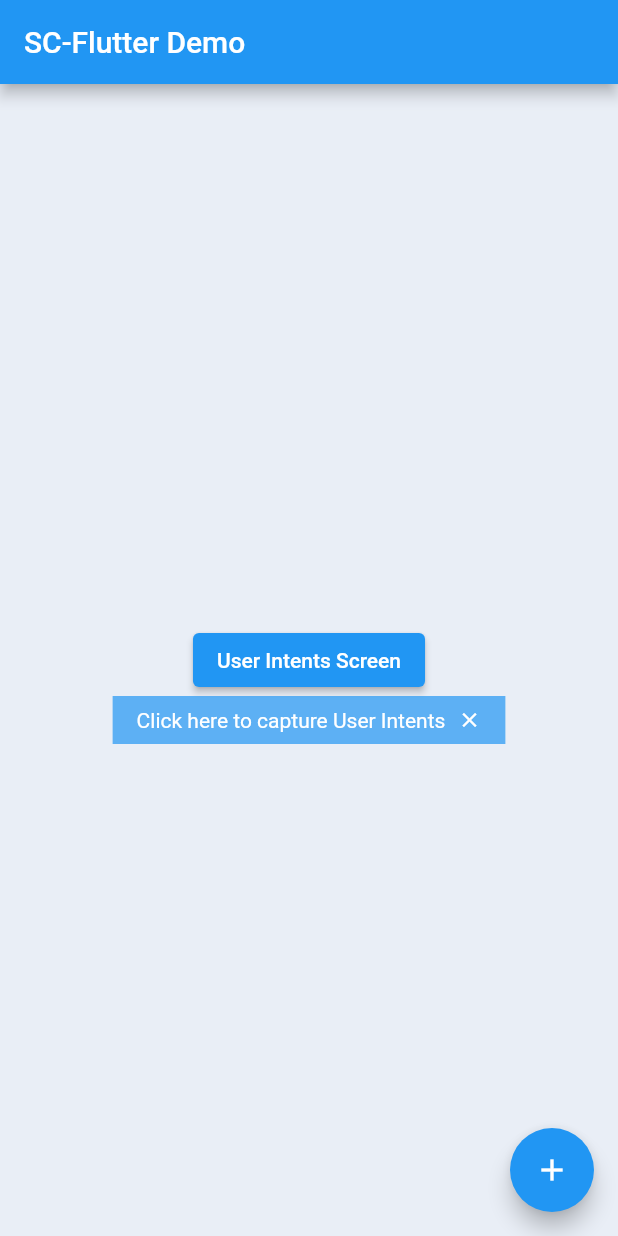
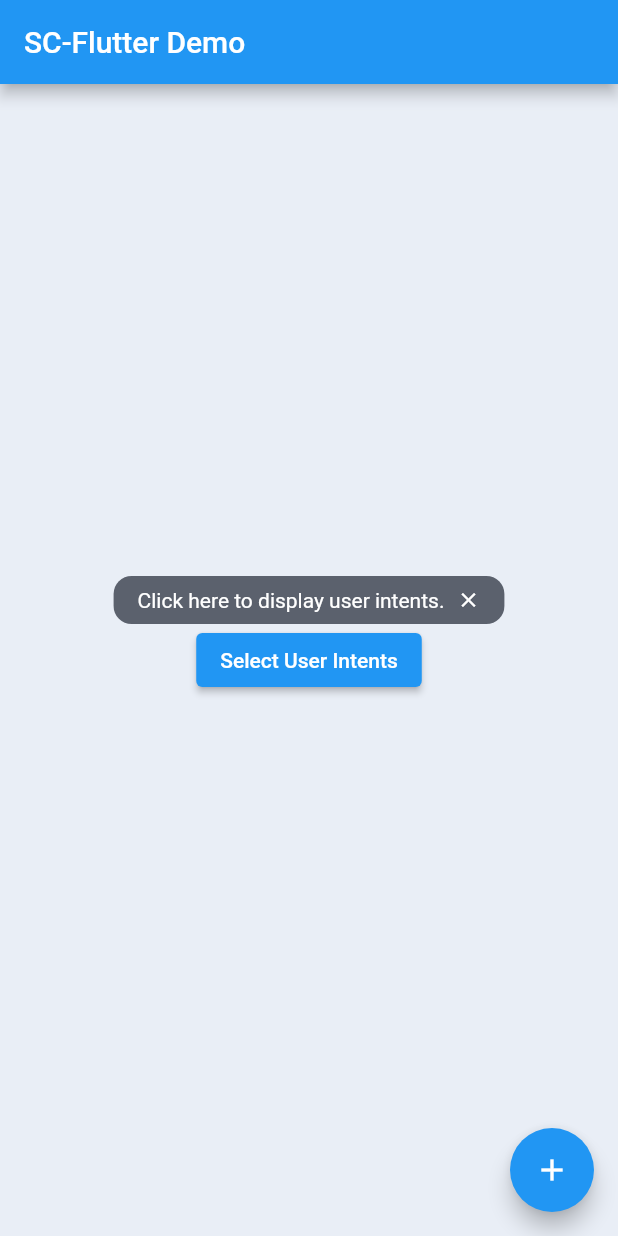
Before and after one commit to faisal-sc/hello_flutter, a Flutter app: the screen it shows after launch, on a phone screen of 412 x 824 dp. Run offline on Flutter 3.47's test engine with Material 2 defaults, Android fonts, the phone set to English and light mode, and no system bars; our stand-ins replace flutter_svg, vector_graphics.

Commit message:
code: Updated `ToolTip`

```diff
--- a/lib/constants.dart
+++ b/lib/constants.dart
@@ -2,16 +2,10 @@ import 'package:flutter/material.dart';
 
 const actionBarTitle = "SC-Flutter Demo";
 const screenTitle = "User Intents";
-const screenHeader = "What will you use SafetyCulture for?";
+const screenHeader = "What is your main purpose for using SafetyCulture?";
 const screenSubHeader = "We’ll use this to help get you started.";
-
-const margin16 = EdgeInsets.all(16.0);
-const marginHeader = EdgeInsets.all(20);
-const marginSubHeader = EdgeInsets.only(left: 20, bottom: 8);
-const screenBackgroundColor = Color(0xFFE9EEF6);
-const screenHeaderStyle = TextStyle(fontSize: 28, fontWeight: FontWeight.w700);
-const screenSubHeaderStyle =
-TextStyle(fontSize: 14, fontWeight: FontWeight.w400);
+const toolTipText = "Click here to display user intents.";
+const toolTipButtonText = "Select User Intents";
 
 const userIntents = [
   "Run safety inspections with my team",
@@ -31,12 +25,31 @@ const userIntentIcons = [
   "assets/ic_other.svg.vec",
 ];
 
+/* Screen */
+const margin16 = EdgeInsets.all(16.0);
+const marginHeader = EdgeInsets.all(20);
+const marginSubHeader = EdgeInsets.only(left: 20, bottom: 8);
+const screenBackgroundColor = Color(0xFFE9EEF6);
+const screenHeaderStyle = TextStyle(fontSize: 28, fontWeight: FontWeight.w700);
+const screenSubHeaderStyle =
+TextStyle(fontSize: 14, fontWeight: FontWeight.w400);
+
+/* ToolTip */
+const toolTipColor = Color(0xFF1F2533);
+const toolTipTextColor = Colors.white;
+const toolTipOpacity = 0.7;
+const toolTipCornerRadius = 12.0;
+const toolTipPadding = 8.0;
+const toolTipIconSize = 16.0;
+
+/* Button */
+const buttonText = "Continue";
+const buttonSize = Size(0, 40);
+const buttonColor = Color(0xFF675DF4);
+
+/* Card */
 const cardBorderRadius = 12.0;
 const cardSplashColor = Colors.blue;
 const cardOffset = Offset(-4, 0);
 const cardContentPadding = EdgeInsets.only(left: 0, right: 8);
 const leftArrow = Icon(Icons.arrow_forward_ios, size: 14);
-
-const buttonText = "Continue";
-const buttonSize = Size(0, 40);
-const buttonColor = Color(0xFF675DF4);
--- a/lib/intent_list_item.dart
+++ b/lib/intent_list_item.dart
@@ -31,7 +31,8 @@ class IntentListItem extends StatelessWidget {
             child: ListTile(
               title: Text(text),
               leading: SvgPicture(AssetBytesLoader(icon)),
-              trailing: (text == userIntents.last) ? leftArrow : null,
+              trailing: null,
+              // trailing: (text == userIntents.last) ? leftArrow : null,
               contentPadding: cardContentPadding,
             ),
           )),
--- a/lib/main.dart
+++ b/lib/main.dart
@@ -2,7 +2,6 @@ import 'package:flutter/material.dart';
 import 'tooltip_button.dart';
 import 'user_intent_screen.dart';
 import 'constants.dart';
-import 'package:flutter_svg/flutter_svg.dart';
 
 void main() {
   runApp(const MyApp());
@@ -51,11 +50,11 @@ class _SCHomePageState extends State<SCHomePage> {
           children: <Widget>[
             TooltipButton(
               tooltipKey: tooltipKey,
-              tooltipText: "Click here to capture User Intents",
-              buttonText: "User Intents Screen",
-              textColor: Colors.white,
-              backgroundColor: Colors.blue,
-              showBelow: true,
+              tooltipText: toolTipText,
+              buttonText: toolTipButtonText,
+              textColor: toolTipTextColor,
+              backgroundColor: toolTipColor,
+              showBelow: false,
               onButtonClick: () => {
                 // Action on Button click
                 debugPrint("Show user intent in new screen:"),
--- a/lib/tooltip_button.dart
+++ b/lib/tooltip_button.dart
@@ -1,4 +1,5 @@
 import 'package:flutter/material.dart';
+import 'constants.dart';
 
 class TooltipButton extends StatefulWidget {
   final GlobalKey<TooltipState> tooltipKey;
@@ -40,19 +41,20 @@ class _TooltipButton extends State<TooltipButton> {
         key: widget.tooltipKey,
         preferBelow: widget.showBelow,
         triggerMode: TooltipTriggerMode.manual,
-        decoration:
-            BoxDecoration(color: widget.backgroundColor.withOpacity(0.7)),
+        decoration: BoxDecoration(
+            color: widget.backgroundColor.withOpacity(toolTipOpacity),
+            borderRadius: BorderRadius.circular(toolTipCornerRadius)),
         richMessage: TextSpan(
           text: widget.tooltipText,
           style: TextStyle(color: widget.textColor),
           children: [
             const WidgetSpan(
               child: Padding(
-                padding: EdgeInsets.only(left: 8),
+                padding: EdgeInsets.only(left: toolTipPadding),
               ),
             ),
             WidgetSpan(
-              child: Icon(Icons.close, size: 16, color: widget.textColor),
+              child: Icon(Icons.close, size: toolTipIconSize, color: widget.textColor),
             )
           ],
         ),
```
